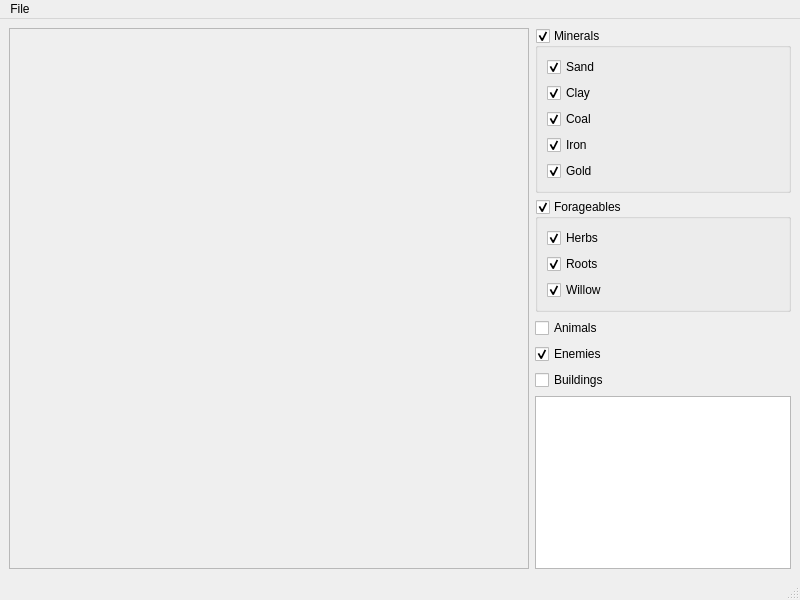
Qt form FarthestFrontierMapFrame.ui (mikh-abc/ff-game-map) before a commit.
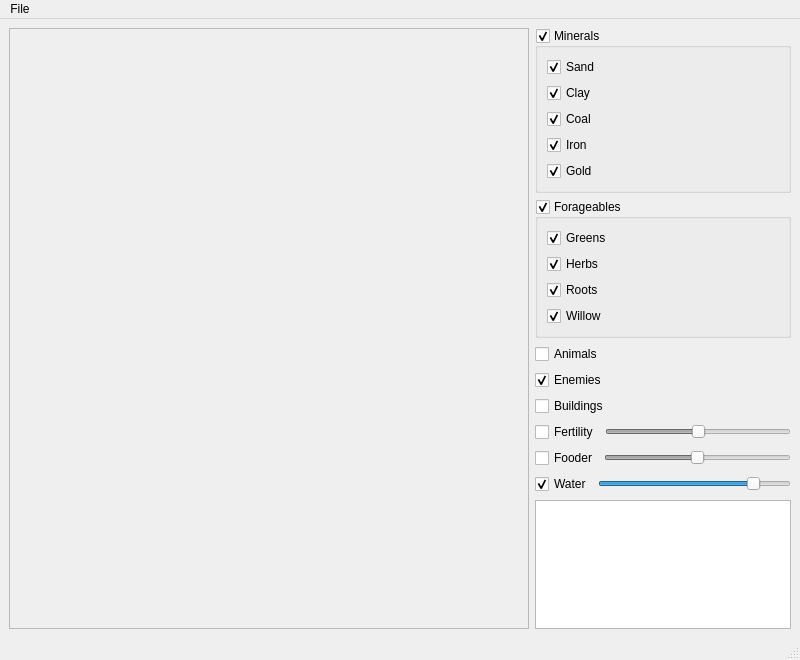
The same form after that commit.

Commit message: 2.0.0 Added Forageables Greens Added Forageables stats Paint Map task moved to background Added Fertility level Added Fooder level Added Water level Added Animals Wolf Den

```diff
--- a/FarthestFrontierMapFrame.ui
+++ b/FarthestFrontierMapFrame.ui
@@ -7,7 +7,7 @@
     <x>0</x>
     <y>0</y>
     <width>800</width>
-    <height>600</height>
+    <height>660</height>
    </rect>
   </property>
   <property name="windowTitle">
@@ -45,7 +45,7 @@
              <x>0</x>
              <y>0</y>
              <width>516</width>
-             <height>537</height>
+             <height>597</height>
             </rect>
            </property>
            <layout class="QVBoxLayout" name="verticalLayout">
@@ -270,9 +270,44 @@
             <property name="checkable">
              <bool>true</bool>
             </property>
-            <layout class="QFormLayout" name="formLayout_3">
-             <item row="0" column="0">
+            <layout class="QGridLayout" name="gridLayout_2">
+             <item row="3" column="1">
+              <widget class="QLabel" name="labelIconRoots">
+               <property name="sizePolicy">
+                <sizepolicy hsizetype="Fixed" vsizetype="Preferred">
+                 <horstretch>0</horstretch>
+                 <verstretch>0</verstretch>
+                </sizepolicy>
+               </property>
+               <property name="text">
+                <string/>
+               </property>
+              </widget>
+             </item>
+             <item row="4" column="0">
+              <widget class="QCheckBox" name="checkBoxWillow">
+               <property name="sizePolicy">
+                <sizepolicy hsizetype="Fixed" vsizetype="Fixed">
+                 <horstretch>0</horstretch>
+                 <verstretch>0</verstretch>
+                </sizepolicy>
+               </property>
+               <property name="text">
+                <string>Willow</string>
+               </property>
+               <property name="checked">
+                <bool>true</bool>
+               </property>
+              </widget>
+             </item>
+             <item row="1" column="0">
               <widget class="QCheckBox" name="checkBoxHerbs">
+               <property name="sizePolicy">
+                <sizepolicy hsizetype="Fixed" vsizetype="Fixed">
+                 <horstretch>0</horstretch>
+                 <verstretch>0</verstretch>
+                </sizepolicy>
+               </property>
                <property name="text">
                 <string>Herbs</string>
                </property>
@@ -281,8 +316,61 @@
                </property>
               </widget>
              </item>
-             <item row="1" column="0">
+             <item row="4" column="1">
+              <widget class="QLabel" name="labelIconWillow">
+               <property name="sizePolicy">
+                <sizepolicy hsizetype="Fixed" vsizetype="Preferred">
+                 <horstretch>0</horstretch>
+                 <verstretch>0</verstretch>
+                </sizepolicy>
+               </property>
+               <property name="text">
+                <string/>
+               </property>
+              </widget>
+             </item>
+             <item row="1" column="2">
+              <widget class="QLabel" name="labelStatsHerbs">
+               <property name="text">
+                <string/>
+               </property>
+              </widget>
+             </item>
+             <item row="4" column="2">
+              <widget class="QLabel" name="labelStatsWillow">
+               <property name="text">
+                <string/>
+               </property>
+              </widget>
+             </item>
+             <item row="1" column="1">
+              <widget class="QLabel" name="labelIconHerbs">
+               <property name="sizePolicy">
+                <sizepolicy hsizetype="Fixed" vsizetype="Preferred">
+                 <horstretch>0</horstretch>
+                 <verstretch>0</verstretch>
+                </sizepolicy>
+               </property>
+               <property name="text">
+                <string/>
+               </property>
+              </widget>
+             </item>
+             <item row="3" column="2">
+              <widget class="QLabel" name="labelStatsRoots">
+               <property name="text">
+                <string/>
+               </property>
+              </widget>
+             </item>
+             <item row="3" column="0">
               <widget class="QCheckBox" name="checkBoxRoots">
+               <property name="sizePolicy">
+                <sizepolicy hsizetype="Fixed" vsizetype="Fixed">
+                 <horstretch>0</horstretch>
+                 <verstretch>0</verstretch>
+                </sizepolicy>
+               </property>
                <property name="text">
                 <string>Roots</string>
                </property>
@@ -291,10 +379,16 @@
                </property>
               </widget>
              </item>
-             <item row="2" column="0">
-              <widget class="QCheckBox" name="checkBoxWillow">
+             <item row="0" column="0">
+              <widget class="QCheckBox" name="checkBoxGreens">
+               <property name="sizePolicy">
+                <sizepolicy hsizetype="Fixed" vsizetype="Fixed">
+                 <horstretch>0</horstretch>
+                 <verstretch>0</verstretch>
+                </sizepolicy>
+               </property>
                <property name="text">
-                <string>Willow</string>
+                <string>Greens</string>
                </property>
                <property name="checked">
                 <bool>true</bool>
@@ -302,21 +396,20 @@
               </widget>
              </item>
              <item row="0" column="1">
-              <widget class="QLabel" name="labelIconHerbs">
-               <property name="text">
-                <string/>
+              <widget class="QLabel" name="labelIconGreens">
+               <property name="sizePolicy">
+                <sizepolicy hsizetype="Fixed" vsizetype="Preferred">
+                 <horstretch>0</horstretch>
+                 <verstretch>0</verstretch>
+                </sizepolicy>
                </property>
-              </widget>
-             </item>
-             <item row="1" column="1">
-              <widget class="QLabel" name="labelIconRoots">
                <property name="text">
                 <string/>
                </property>
               </widget>
              </item>
-             <item row="2" column="1">
-              <widget class="QLabel" name="labelIconWillow">
+             <item row="0" column="2">
+              <widget class="QLabel" name="labelStatsGreens">
                <property name="text">
                 <string/>
                </property>
@@ -349,6 +442,132 @@
             </property>
            </widget>
           </item>
+          <item>
+           <layout class="QHBoxLayout" name="horizontalLayoutFertility">
+            <item>
+             <widget class="QCheckBox" name="checkBoxFertility">
+              <property name="sizePolicy">
+               <sizepolicy hsizetype="Fixed" vsizetype="Fixed">
+                <horstretch>0</horstretch>
+                <verstretch>0</verstretch>
+               </sizepolicy>
+              </property>
+              <property name="text">
+               <string>Fertility</string>
+              </property>
+             </widget>
+            </item>
+            <item>
+             <widget class="QSlider" name="sliderFertility">
+              <property name="enabled">
+               <bool>false</bool>
+              </property>
+              <property name="sizePolicy">
+               <sizepolicy hsizetype="Preferred" vsizetype="Fixed">
+                <horstretch>0</horstretch>
+                <verstretch>0</verstretch>
+               </sizepolicy>
+              </property>
+              <property name="minimum">
+               <number>40</number>
+              </property>
+              <property name="maximum">
+               <number>100</number>
+              </property>
+              <property name="value">
+               <number>70</number>
+              </property>
+              <property name="orientation">
+               <enum>Qt::Horizontal</enum>
+              </property>
+             </widget>
+            </item>
+           </layout>
+          </item>
+          <item>
+           <layout class="QHBoxLayout" name="horizontalLayoutFooder">
+            <item>
+             <widget class="QCheckBox" name="checkBoxFooder">
+              <property name="sizePolicy">
+               <sizepolicy hsizetype="Fixed" vsizetype="Fixed">
+                <horstretch>0</horstretch>
+                <verstretch>0</verstretch>
+               </sizepolicy>
+              </property>
+              <property name="text">
+               <string>Fooder</string>
+              </property>
+             </widget>
+            </item>
+            <item>
+             <widget class="QSlider" name="sliderFooder">
+              <property name="enabled">
+               <bool>false</bool>
+              </property>
+              <property name="sizePolicy">
+               <sizepolicy hsizetype="Preferred" vsizetype="Fixed">
+                <horstretch>0</horstretch>
+                <verstretch>0</verstretch>
+               </sizepolicy>
+              </property>
+              <property name="minimum">
+               <number>40</number>
+              </property>
+              <property name="maximum">
+               <number>100</number>
+              </property>
+              <property name="value">
+               <number>70</number>
+              </property>
+              <property name="orientation">
+               <enum>Qt::Horizontal</enum>
+              </property>
+             </widget>
+            </item>
+           </layout>
+          </item>
+          <item>
+           <layout class="QHBoxLayout" name="horizontalLayoutWater">
+            <item>
+             <widget class="QCheckBox" name="checkBoxWater">
+              <property name="sizePolicy">
+               <sizepolicy hsizetype="Fixed" vsizetype="Fixed">
+                <horstretch>0</horstretch>
+                <verstretch>0</verstretch>
+               </sizepolicy>
+              </property>
+              <property name="text">
+               <string>Water</string>
+              </property>
+              <property name="checked">
+               <bool>true</bool>
+              </property>
+             </widget>
+            </item>
+            <item>
+             <widget class="QSlider" name="sliderWater">
+              <property name="sizePolicy">
+               <sizepolicy hsizetype="Preferred" vsizetype="Fixed">
+                <horstretch>0</horstretch>
+                <verstretch>0</verstretch>
+               </sizepolicy>
+              </property>
+              <property name="minimum">
+               <number>40</number>
+              </property>
+              <property name="maximum">
+               <number>100</number>
+              </property>
+              <property name="value">
+               <number>90</number>
+              </property>
+              <property name="orientation">
+               <enum>Qt::Horizontal</enum>
+              </property>
+             </widget>
+            </item>
+           </layout>
+          </item>
           <item>
            <widget class="QPlainTextEdit" name="textEdit">
             <property name="sizePolicy">
@@ -442,6 +661,7 @@
     </item>
    </layout>
   </widget>
+  <widget class="QStatusBar" name="statusbar"/>
   <widget class="QMenuBar" name="menubar">
    <property name="geometry">
     <rect>
@@ -461,7 +681,6 @@
    </widget>
    <addaction name="menuFile"/>
   </widget>
-  <widget class="QStatusBar" name="statusbar"/>
   <action name="actionOpenMap">
    <property name="text">
     <string>Open Map</string>
```
Left out of the diff: 122 changed lines with no effect on the pictures. The commit also changes 7 other files.
